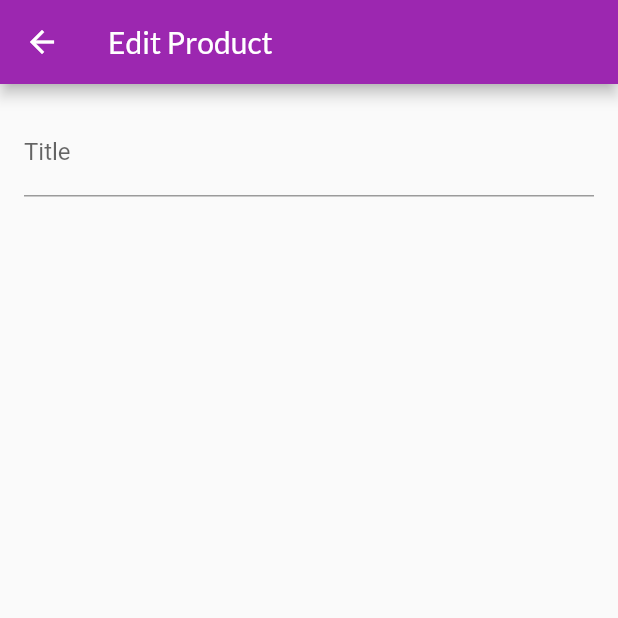
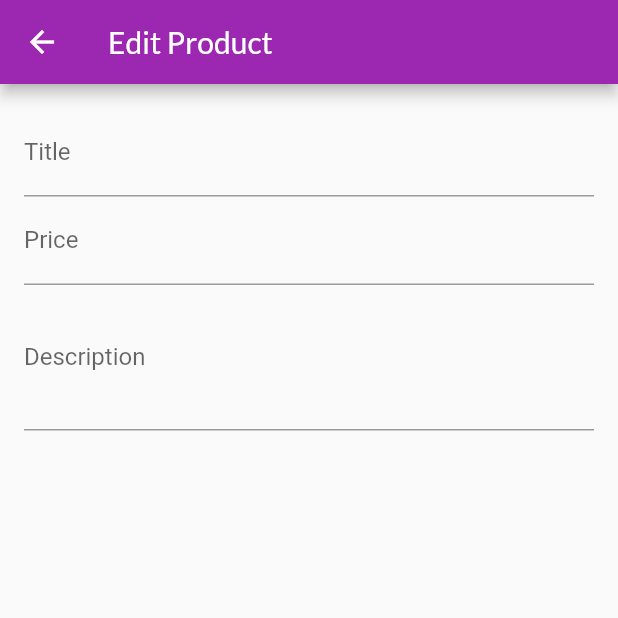
Before and after one commit to kittichanr/flutter_shop_app, a Flutter app: the EditProductScreen screen opened by its route, on a phone screen of 412 x 824 dp, the top half of it. Run offline on Flutter 3.47's test engine with Material 2 defaults, Android fonts, the phone set to English and light mode, and no system bars; network calls fail.

```diff
--- a/lib/screens/edit_product_screen.dart
+++ b/lib/screens/edit_product_screen.dart
@@ -7,6 +7,16 @@ class EditProductScreen extends StatefulWidget {
 }
 
 class _EditProductScreenState extends State<EditProductScreen> {
+  final _priceFocusNode = FocusNode();
+  final _descriptionNode = FocusNode();
+
+  @override
+  void dispose() {
+    _priceFocusNode.dispose();
+    _descriptionNode.dispose();
+    super.dispose();
+  }
+
   @override
   Widget build(BuildContext context) {
     return Scaffold(
@@ -21,6 +31,27 @@ class _EditProductScreenState extends State<EditProductScreen> {
             TextFormField(
               decoration: InputDecoration(labelText: 'Title'),
               textInputAction: TextInputAction.next,
+              onFieldSubmitted: (_) {
+                FocusScope.of(context).requestFocus(_priceFocusNode);
+              },
+            ),
+            TextFormField(
+                decoration: InputDecoration(labelText: 'Price'),
+                textInputAction: TextInputAction.next,
+                keyboardType: TextInputType.number,
+                focusNode: _priceFocusNode,
+                onFieldSubmitted: (_) {
+                  FocusScope.of(context).requestFocus(_descriptionNode);
+                }),
+            TextFormField(
+              decoration: InputDecoration(labelText: 'Description'),
+              maxLines: 3,
+              keyboardType: TextInputType.multiline,
+              textInputAction: TextInputAction.next,
+              focusNode: _descriptionNode,
+            ),
+            Row(
+              children: [],
             )
           ],
         )),
```
